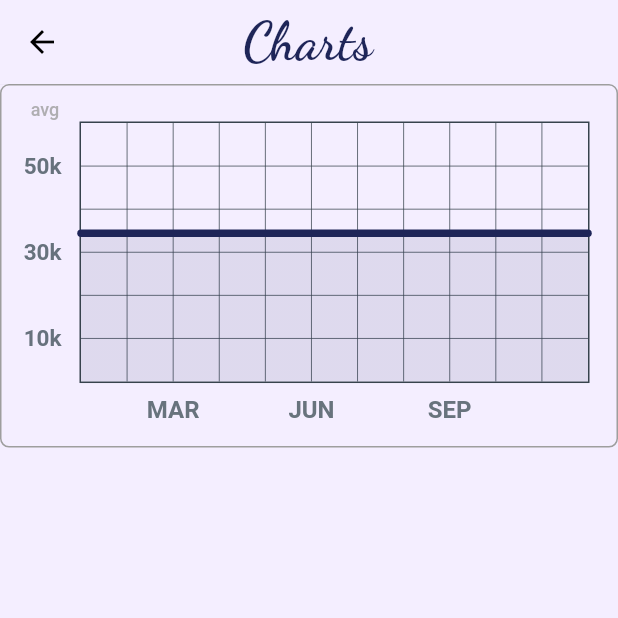
After one commit to Manorama09/Aasha, a Flutter app: the LineChartSample2 screen opened directly, after a tap on "avg", on a phone screen of 412 x 824 dp, the top half of it. The commit adds this screen. Run offline on Flutter 3.47's test engine with Material 2 defaults, Android fonts, the phone set to English and light mode, and no system bars; drawn by our look-alikes of fl_chart; our stand-ins replace google_fonts; missing offline and left inert: twitter_api.

Commit message:
Added charts

```diff
--- /dev/null
+++ b/lib/screens/chart.dart
@@ -0,0 +1,264 @@
+import 'package:fl_chart/fl_chart.dart';
+import 'package:flutter/material.dart';
+import 'package:google_fonts/google_fonts.dart';
+
+class LineChartSample2 extends StatefulWidget {
+  @override
+  _LineChartSample2State createState() => _LineChartSample2State();
+}
+
+class _LineChartSample2State extends State<LineChartSample2> {
+  List<Color> gradientColors = [
+    const Color(0xff1E2558),
+    const Color(0xff1E2558),
+  ];
+
+  bool showAvg = false;
+
+  @override
+  Widget build(BuildContext context) {
+    return Scaffold(
+      backgroundColor: const Color(0xffF4EEFF),
+      appBar: new AppBar(
+        elevation: 0.1,
+        backgroundColor: const Color(0xffF4EEFF),
+        title: Padding(
+          padding: const EdgeInsets.fromLTRB(90, 0, 0, 0),
+          child: Text("Charts",
+              style: GoogleFonts.dancingScript(
+                  color: const Color(0xff1E2558),
+                  fontSize: 35,
+                  fontWeight: FontWeight.w700)),
+        ),
+      ),
+      body: Stack(
+        children: <Widget>[
+          AspectRatio(
+            aspectRatio: 1.70,
+            child: Container(
+              decoration: BoxDecoration(
+                border: Border.all(color: Colors.grey),
+                  borderRadius: BorderRadius.all(
+                    Radius.circular(6),
+                  ),
+                  color: Color(0xffF4EEFF)),
+              child: Padding(
+                padding: const EdgeInsets.only(right: 18.0, left: 12.0, top: 24, bottom: 12),
+                child: LineChart(
+                  showAvg ? avgData() : mainData(),
+                ),
+              ),
+            ),
+          ),
+          SizedBox(
+            width: 60,
+            height: 34,
+            child: FlatButton(
+              onPressed: () {
+                setState(() {
+                  showAvg = !showAvg;
+                });
+              },
+              child: Text(
+                'avg',
+                style: TextStyle(
+                    fontSize: 12, color: showAvg ? Colors.grey.withOpacity(0.8) : Colors.grey),
+              ),
+            ),
+          ),
+        ],
+      ),
+    );
+  }
+
+  LineChartData mainData() {
+    return LineChartData(
+      backgroundColor: Color(0xffF4EEFF),
+      gridData: FlGridData(
+        show: true,
+        drawVerticalLine: true,
+        getDrawingHorizontalLine: (value) {
+          return FlLine(
+            color: const Color(0xff1E2558),
+            strokeWidth: 0.3,
+          );
+        },
+        getDrawingVerticalLine: (value) {
+          return FlLine(
+            color: const Color(0xff1E2558),
+            strokeWidth: 0.3,
+          );
+        },
+      ),
+      titlesData: FlTitlesData(
+        show: true,
+        bottomTitles: SideTitles(
+          showTitles: true,
+          reservedSize: 22,
+          getTextStyles: (value) =>
+              const TextStyle(color: Color(0xff68737d), fontWeight: FontWeight.bold, fontSize: 16),
+          getTitles: (value) {
+            switch (value.toInt()) {
+              case 2:
+                return 'India';
+              case 5:
+                return 'US';
+              case 8:
+                return 'China';
+            }
+            return '';
+          },
+          margin: 3,
+        ),
+        leftTitles: SideTitles(
+          showTitles: true,
+          getTextStyles: (value) => const TextStyle(
+            color: Color(0xff67727d),
+            fontWeight: FontWeight.bold,
+            fontSize: 15,
+          ),
+          getTitles: (value) {
+            switch (value.toInt()) {
+              case 1:
+                return '10k';
+              case 3:
+                return '30k';
+              case 5:
+                return '50k';
+            }
+            return '';
+          },
+          reservedSize: 28,
+          margin: 12,
+        ),
+      ),
+      borderData:
+          FlBorderData(show: true, border: Border.all(color: const Color(0xff37434d), width: 0.5)),
+      minX: 0,
+      maxX: 11,
+      minY: 0,
+      maxY: 6,
+      lineBarsData: [
+        LineChartBarData(
+          spots: [
+            FlSpot(0, 3),
+            FlSpot(2.6, 2),
+            FlSpot(4.9, 5),
+            FlSpot(6.8, 3.1),
+            FlSpot(8, 4),
+            FlSpot(9.5, 3),
+            FlSpot(11, 4),
+          ],
+          isCurved: true,
+          colors: gradientColors,
+          barWidth: 5,
+          isStrokeCapRound: true,
+          dotData: FlDotData(
+            show: false,
+          ),
+          belowBarData: BarAreaData(
+            show: true,
+            colors: gradientColors.map((color) => color.withOpacity(0.3)).toList(),
+          ),
+        ),
+      ],
+    );
+  }
+
+  LineChartData avgData() {
+    return LineChartData(
+      lineTouchData: LineTouchData(enabled: false),
+      gridData: FlGridData(
+        show: true,
+        drawHorizontalLine: true,
+        getDrawingVerticalLine: (value) {
+          return FlLine(
+            color: const Color(0xff37434d),
+            strokeWidth: 0.5,
+          );
+        },
+        getDrawingHorizontalLine: (value) {
+          return FlLine(
+            color: const Color(0xff37434d),
+            strokeWidth: 0.5,
+          );
+        },
+      ),
+      titlesData: FlTitlesData(
+        show: true,
+        bottomTitles: SideTitles(
+          showTitles: true,
+          reservedSize: 22,
+          getTextStyles: (value) =>
+              const TextStyle(color: Color(0xff68737d), fontWeight: FontWeight.bold, fontSize: 16),
+          getTitles: (value) {
+            switch (value.toInt()) {
+              case 2:
+                return 'MAR';
+              case 5:
+                return 'JUN';
+              case 8:
+                return 'SEP';
+            }
+            return '';
+          },
+          margin: 8,
+        ),
+        leftTitles: SideTitles(
+          showTitles: true,
+          getTextStyles: (value) => const TextStyle(
+            color: Color(0xff67727d),
+            fontWeight: FontWeight.bold,
+            fontSize: 15,
+          ),
+          getTitles: (value) {
+            switch (value.toInt()) {
+              case 1:
+                return '10k';
+              case 3:
+                return '30k';
+              case 5:
+                return '50k';
+            }
+            return '';
+          },
+          reservedSize: 28,
+          margin: 12,
+        ),
+      ),
+      borderData:
+          FlBorderData(show: true, border: Border.all(color: const Color(0xff37434d), width: 1)),
+      minX: 0,
+      maxX: 11,
+      minY: 0,
+      maxY: 6,
+      lineBarsData: [
+        LineChartBarData(
+          spots: [
+            FlSpot(0, 3.44),
+            FlSpot(2.6, 3.44),
+            FlSpot(4.9, 3.44),
+            FlSpot(6.8, 3.44),
+            FlSpot(8, 3.44),
+            FlSpot(9.5, 3.44),
+            FlSpot(11, 3.44),
+          ],
+          isCurved: true,
+          colors: [
+            ColorTween(begin: gradientColors[0], end: gradientColors[1]).lerp(0.2),
+            ColorTween(begin: gradientColors[0], end: gradientColors[1]).lerp(0.2),
+          ],
+          barWidth: 5,
+          isStrokeCapRound: true,
+          dotData: FlDotData(
+            show: false,
+          ),
+          belowBarData: BarAreaData(show: true, colors: [
+            ColorTween(begin: gradientColors[0], end: gradientColors[1]).lerp(0.2).withOpacity(0.1),
+            ColorTween(begin: gradientColors[0], end: gradientColors[1]).lerp(0.2).withOpacity(0.1),
+          ]),
+        ),
+      ],
+    );
+  }
+}
--- a/lib/screens/home.dart
+++ b/lib/screens/home.dart
@@ -1,4 +1,5 @@
 import 'package:aasha/screens/about.dart';
+import 'package:aasha/screens/chart.dart';
 import 'package:aasha/screens/ranks.dart';
 import 'package:aasha/screens/news.dart';
 import 'package:aasha/screens/tasks.dart';
@@ -93,6 +94,33 @@ class HomeScreen extends StatelessWidget {
                     ],
                   ),
                 ),
+                Padding(
+                  padding: const EdgeInsets.fromLTRB(10, 0, 0, 0),
+                  child: Row(
+                    children: <Widget>[
+                      GestureDetector(
+                        onTap: () {
+                          Navigator.push(
+                            context,
+                            MaterialPageRoute(
+                                builder: (context) => LineChartSample2()),
+                          );
+                        },
+                        child: button("Chart"),
+                      ),
+                      GestureDetector(
+                        onTap: () {
+                          Navigator.push(
+                            context,
+                            MaterialPageRoute(
+                                builder: (context) => AboutScreen()),
+                          );
+                        },
+                        child: button("None"),
+                      ),
+                    ],
+                  ),
+                ),
               ]),
         ));
   }
--- a/pubspec.yaml
+++ b/pubspec.yaml
@@ -32,6 +32,7 @@ dependencies:
   google_fonts: ^1.1.1
   google_sign_in: ^4.5.6
   firebase_auth: ^0.18.3
+  fl_chart: ^0.12.0
 
 dev_dependencies:
   flutter_test:
```
Also changed, not shown: pubspec.lock.
